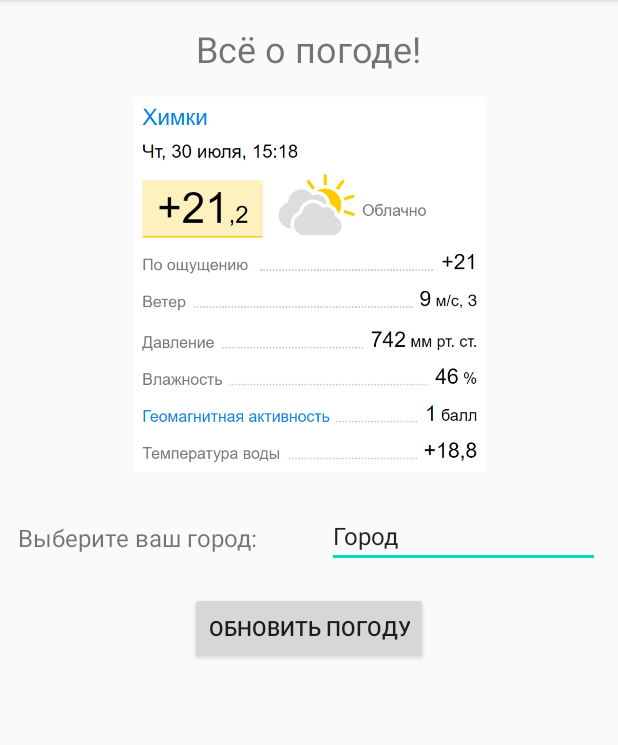
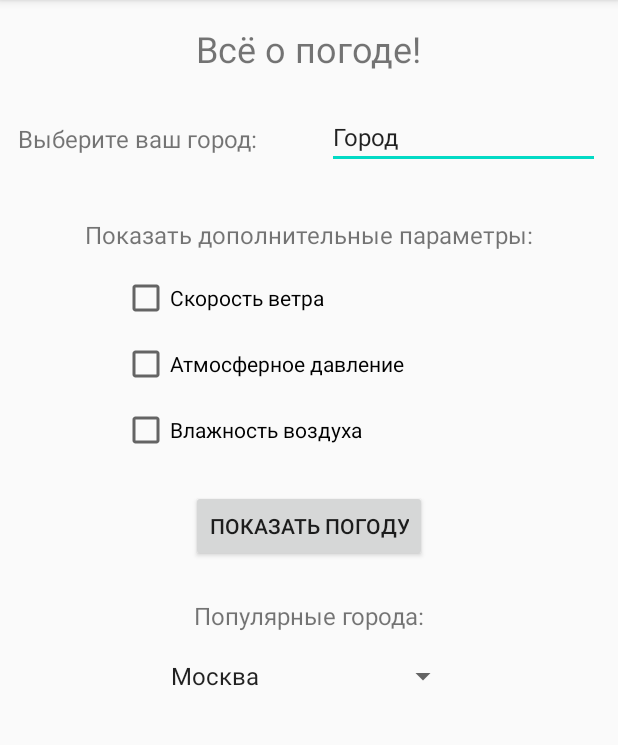
Before and after one commit to Mogart84/AndroidGeekbrains, an Android app: the screen it shows after launch (MainActivity), on a phone screen of 412 x 824 dp, the part 84-829 px from its top. Run offline under Robolectric (Android 15) with nearby library versions, the phone set to English and light mode, and no system bars.

Commit message:
Lesson 2 commit

```diff
--- a/app/build.gradle
+++ b/app/build.gradle
@@ -26,6 +26,7 @@ dependencies {
     implementation fileTree(dir: "libs", include: ["*.jar"])
     implementation 'androidx.appcompat:appcompat:1.1.0'
     implementation 'androidx.constraintlayout:constraintlayout:1.1.3'
+    implementation 'com.google.android.material:material:1.0.0'
     testImplementation 'junit:junit:4.12'
     androidTestImplementation 'androidx.test.ext:junit:1.1.1'
     androidTestImplementation 'androidx.test.espresso:espresso-core:3.2.0'
--- a/app/src/main/java/com/geekbrains/WeatherApp/MainActivity.java
+++ b/app/src/main/java/com/geekbrains/WeatherApp/MainActivity.java
@@ -9,6 +9,6 @@ public class MainActivity extends AppCompatActivity {
     @Override
     protected void onCreate(Bundle savedInstanceState) {
         super.onCreate(savedInstanceState);
-        setContentView(R.layout.activity_main);
+        setContentView(R.layout.activity_city_selection);
     }
 }
--- /dev/null
+++ b/app/src/main/res/layout/activity_city_selection.xml
@@ -0,0 +1,166 @@
+<?xml version="1.0" encoding="utf-8"?>
+<androidx.constraintlayout.widget.ConstraintLayout xmlns:android="http://schemas.android.com/apk/res/android"
+    xmlns:tools="http://schemas.android.com/tools"
+    android:layout_width="match_parent"
+    android:layout_height="match_parent"
+    xmlns:app="http://schemas.android.com/apk/res-auto">
+
+    <TextView
+        android:id="@+id/textViewAllAboutWeather2"
+        android:layout_width="wrap_content"
+        android:layout_height="wrap_content"
+        android:layout_marginTop="16dp"
+        android:text="@string/heading"
+        android:textSize="24sp"
+        app:layout_constraintBottom_toTopOf="@id/textViewChooseCity"
+        app:layout_constraintEnd_toEndOf="parent"
+        app:layout_constraintStart_toStartOf="parent"
+        app:layout_constraintTop_toTopOf="parent"
+        app:layout_constraintVertical_bias="0.0" />
+
+
+    <TextView
+        android:id="@+id/textViewChooseCity"
+        android:layout_width="0dp"
+        android:layout_height="40dp"
+        android:layout_marginStart="12dp"
+        android:layout_marginTop="24dp"
+        android:layout_marginEnd="12dp"
+        android:layout_marginBottom="8dp"
+        android:gravity="center_vertical"
+        android:text="@string/please_choose_city"
+        android:textSize="16sp"
+        app:layout_constraintBottom_toTopOf="@id/textViewAdditionalParams"
+        app:layout_constraintEnd_toStartOf="@id/plainTextChosenCity"
+        app:layout_constraintHorizontal_weight="2"
+        app:layout_constraintStart_toStartOf="parent"
+        app:layout_constraintTop_toBottomOf="@id/textViewAllAboutWeather2" />
+
+    <EditText
+        android:id="@+id/plainTextChosenCity"
+        android:layout_width="0dp"
+        android:layout_height="40dp"
+        android:layout_marginStart="12dp"
+        android:layout_marginTop="24dp"
+        android:layout_marginEnd="12dp"
+        android:layout_marginBottom="8dp"
+        android:autofillHints=""
+        android:ems="6"
+        android:hint="@string/city_hint"
+        android:inputType="textNoSuggestions"
+        android:text="@string/city_chosen"
+        android:textAlignment="textStart"
+        android:textSize="16sp"
+        app:layout_constraintBottom_toTopOf="@id/buttonUpdateWeather"
+        app:layout_constraintEnd_toEndOf="parent"
+        app:layout_constraintHorizontal_weight="2"
+        app:layout_constraintStart_toEndOf="@id/textViewChooseCity"
+        app:layout_constraintTop_toBottomOf="@id/textViewAllAboutWeather2"
+        app:layout_constraintVertical_bias="0.0" />
+
+    <Button
+        android:id="@+id/buttonUpdateWeather"
+        android:layout_width="wrap_content"
+        android:layout_height="0dp"
+        android:layout_marginTop="24dp"
+        android:text="@string/update_weather_button"
+        app:layout_constraintEnd_toEndOf="parent"
+        app:layout_constraintHorizontal_bias="0.5"
+        app:layout_constraintStart_toStartOf="parent"
+        app:layout_constraintTop_toBottomOf="@id/checkBoxHumidity" />
+
+    <TextView
+        android:id="@+id/textViewAdditionalParams"
+        android:layout_width="wrap_content"
+        android:layout_height="40dp"
+        android:layout_marginStart="24dp"
+        android:layout_marginTop="16dp"
+        android:layout_marginEnd="24dp"
+        android:foregroundGravity="left"
+        android:gravity="center_vertical"
+        android:text="@string/additional_params_textview"
+        android:textSize="16sp"
+        app:layout_constraintBottom_toTopOf="@id/checkBoxWindSpeed"
+        app:layout_constraintEnd_toEndOf="parent"
+        app:layout_constraintHorizontal_bias="0.5"
+        app:layout_constraintStart_toStartOf="parent"
+        app:layout_constraintTop_toBottomOf="@id/textViewChooseCity" />
+
+    <CheckBox
+        android:id="@+id/checkBoxWindSpeed"
+        android:layout_width="250dp"
+        android:layout_height="wrap_content"
+        android:layout_marginStart="12dp"
+        android:layout_marginEnd="12dp"
+        android:layout_marginTop="6dp"
+        android:layout_marginBottom="6dp"
+        android:gravity="center_vertical"
+        android:foregroundGravity="center_horizontal"
+        android:text="@string/wind_speed_checkbox"
+        app:layout_constraintBottom_toTopOf="@id/checkBoxAirPressure"
+        app:layout_constraintEnd_toEndOf="parent"
+        app:layout_constraintHorizontal_bias="0.5"
+        app:layout_constraintStart_toStartOf="parent"
+        app:layout_constraintTop_toBottomOf="@id/textViewAdditionalParams" />
+
+    <CheckBox
+        android:id="@+id/checkBoxHumidity"
+        android:layout_width="250dp"
+        android:layout_height="wrap_content"
+        android:layout_marginStart="12dp"
+        android:layout_marginTop="6dp"
+        android:layout_marginEnd="12dp"
+        android:layout_marginBottom="6dp"
+        android:gravity="center_vertical"
+        android:foregroundGravity="center_horizontal"
+        android:text="@string/humidity_checkbox"
+        app:layout_constraintBottom_toTopOf="@id/buttonUpdateWeather"
+        app:layout_constraintEnd_toEndOf="parent"
+        app:layout_constraintHorizontal_bias="0.5"
+        app:layout_constraintStart_toStartOf="parent"
+        app:layout_constraintTop_toBottomOf="@id/checkBoxAirPressure" />
+
+    <CheckBox
+        android:id="@+id/checkBoxAirPressure"
+        android:layout_width="250dp"
+        android:layout_height="wrap_content"
+        android:layout_marginStart="12dp"
+        android:layout_marginTop="6dp"
+        android:layout_marginEnd="12dp"
+        android:layout_marginBottom="6dp"
+        android:foregroundGravity="center_horizontal"
+        android:gravity="center_vertical"
+        android:text="@string/air_pressure_checkbox"
+        app:layout_constraintBottom_toTopOf="@id/checkBoxHumidity"
+        app:layout_constraintEnd_toEndOf="parent"
+        app:layout_constraintHorizontal_bias="0.5"
+        app:layout_constraintStart_toStartOf="parent"
+        app:layout_constraintTop_toBottomOf="@id/checkBoxWindSpeed" />
+
+    <TextView
+        android:id="@+id/textViewPopularCities"
+        android:layout_width="wrap_content"
+        android:layout_height="40dp"
+        android:layout_marginStart="24dp"
+        android:layout_marginTop="16dp"
+        android:layout_marginEnd="24dp"
+        android:foregroundGravity="left"
+        android:gravity="center_vertical"
+        android:text="@string/popular_cities_textview"
+        android:textSize="16sp"
+        app:layout_constraintHorizontal_bias="0.5"
+        app:layout_constraintBottom_toTopOf="@id/spinnerPopularCities"
+        app:layout_constraintEnd_toEndOf="parent"
+        app:layout_constraintStart_toStartOf="parent"
+        app:layout_constraintTop_toBottomOf="@id/buttonUpdateWeather" />
+
+    <Spinner
+        android:id="@+id/spinnerPopularCities"
+        android:layout_width="200dp"
+        android:layout_height="40dp"
+        android:entries="@array/cityNames"
+        app:layout_constraintEnd_toEndOf="parent"
+        app:layout_constraintStart_toStartOf="parent"
+        app:layout_constraintTop_toBottomOf="@id/textViewPopularCities" />
+
+</androidx.constraintlayout.widget.ConstraintLayout>
--- a/app/src/main/res/layout/activity_main.xml
+++ b/app/src/main/res/layout/activity_main.xml
@@ -5,7 +5,6 @@
     android:layout_width="match_parent"
     android:layout_height="match_parent"
     tools:context=".MainActivity">
-
 
     <TextView
         android:id="@+id/textViewAllAboutWeather"
@@ -31,53 +30,16 @@
         app:layout_constraintTop_toBottomOf="@id/textViewAllAboutWeather"
         app:srcCompat="@drawable/weather_khimki_png" />
 
-    <TextView
-        android:id="@+id/textViewChooseCity"
-        android:layout_width="0dp"
-        android:layout_height="40dp"
-        android:layout_marginStart="12dp"
+    <Button
+        android:id="@+id/buttonChooseCity"
+        android:layout_width="wrap_content"
+        android:layout_height="wrap_content"
+        android:text="@string/choose_city_button"
+        app:layout_constraintStart_toStartOf="parent"
+        app:layout_constraintEnd_toEndOf="parent"
+        app:layout_constraintTop_toBottomOf="@id/imageViewWeatherWidget"
         android:layout_marginTop="24dp"
-        android:layout_marginEnd="12dp"
-        android:layout_marginBottom="16dp"
-        android:gravity="center_vertical"
-        android:text="@string/please_choose_city"
-        android:textSize="16sp"
-        app:layout_constraintBottom_toTopOf="@id/buttonUpdateWeather"
-        app:layout_constraintEnd_toStartOf="@id/plainTextChosenCity"
-        app:layout_constraintHorizontal_weight="2"
-        app:layout_constraintStart_toStartOf="parent"
-        app:layout_constraintTop_toBottomOf="@id/imageViewWeatherWidget" />
-
-    <EditText
-        android:id="@+id/plainTextChosenCity"
-        android:layout_width="0dp"
-        android:layout_height="40dp"
-        android:layout_marginStart="12dp"
-        android:layout_marginTop="24dp"
-        android:layout_marginEnd="12dp"
-        android:layout_marginBottom="16dp"
-        android:autofillHints=""
-        android:ems="6"
-        android:hint="@string/city_hint"
-        android:inputType="textNoSuggestions"
-        android:text="@string/city_chosen"
-        android:textAlignment="textStart"
-        android:textSize="16sp"
-        app:layout_constraintBottom_toTopOf="@id/buttonUpdateWeather"
-        app:layout_constraintEnd_toEndOf="parent"
-        app:layout_constraintHorizontal_weight="2"
-        app:layout_constraintStart_toEndOf="@id/textViewChooseCity"
-        app:layout_constraintTop_toBottomOf="@id/imageViewWeatherWidget" />
-
-    <Button
-        android:id="@+id/buttonUpdateWeather"
-        android:layout_width="wrap_content"
-        android:layout_height="0dp"
-        android:layout_marginTop="16dp"
-        android:text="@string/update_weather_button"
-        app:layout_constraintEnd_toEndOf="parent"
-        app:layout_constraintStart_toStartOf="parent"
-        app:layout_constraintTop_toBottomOf="@id/textViewChooseCity" />
+        />
 
 
 </androidx.constraintlayout.widget.ConstraintLayout>
--- a/app/src/main/res/values/strings.xml
+++ b/app/src/main/res/values/strings.xml
@@ -5,5 +5,18 @@
     <string name="please_choose_city" translatable="true">Выберите ваш город:</string>
     <string name="city_hint" translatable="true">Ваш город</string>
     <string name="weather_data_view">Weather data view</string>
-    <string name="update_weather_button" translatable="true">Обновить погоду</string>
+    <string name="update_weather_button" translatable="true">Показать погоду</string>
+    <string name="wind_speed_checkbox" translatable="true">Скорость ветра</string>
+    <string name="air_pressure_checkbox" translatable="true">Атмосферное давление</string>
+    <string name="humidity_checkbox" translatable="true">Влажность воздуха</string>
+    <string name="additional_params_textview" translatable="true">Показать дополнительные параметры:</string>
+    <string name="popular_cities_textview" translatable="true">Популярные города:</string>
+    <string name="choose_city_button" translatable="true">Выбрать город</string>
+    <string-array name="cityNames">
+        <item>Москва</item>
+        <item>Лондон</item>
+        <item>Мумбаи</item>
+        <item>Лагос</item>
+    </string-array>
+
 </resources>
```
Also changed, not shown: 1 other file.
